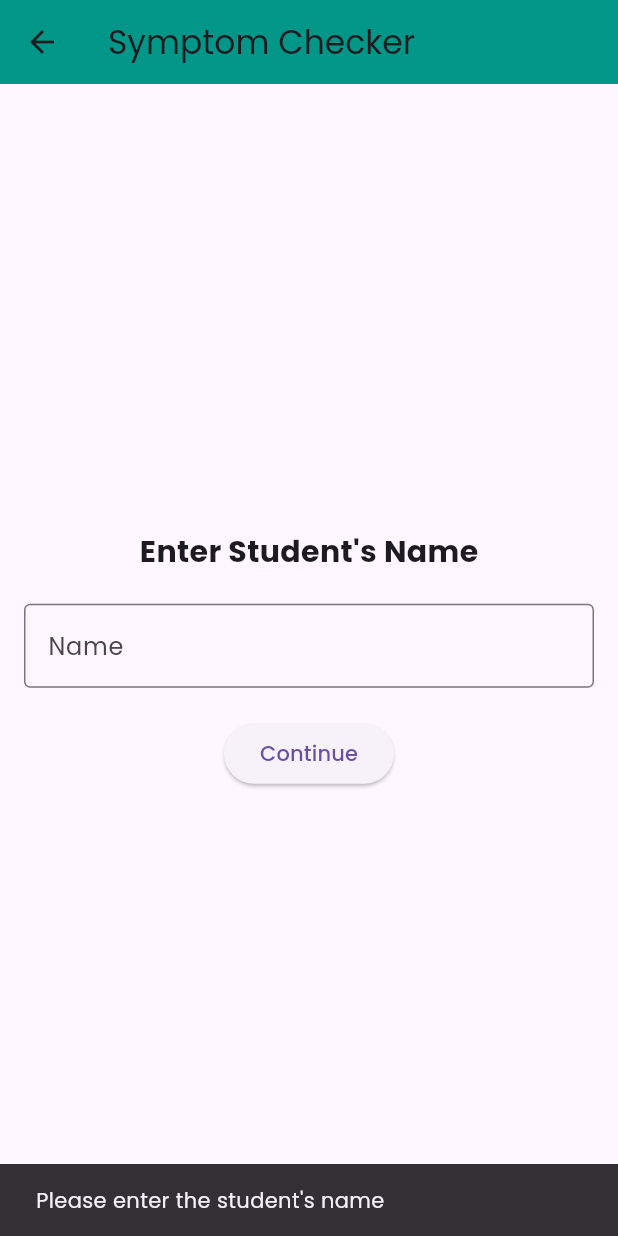
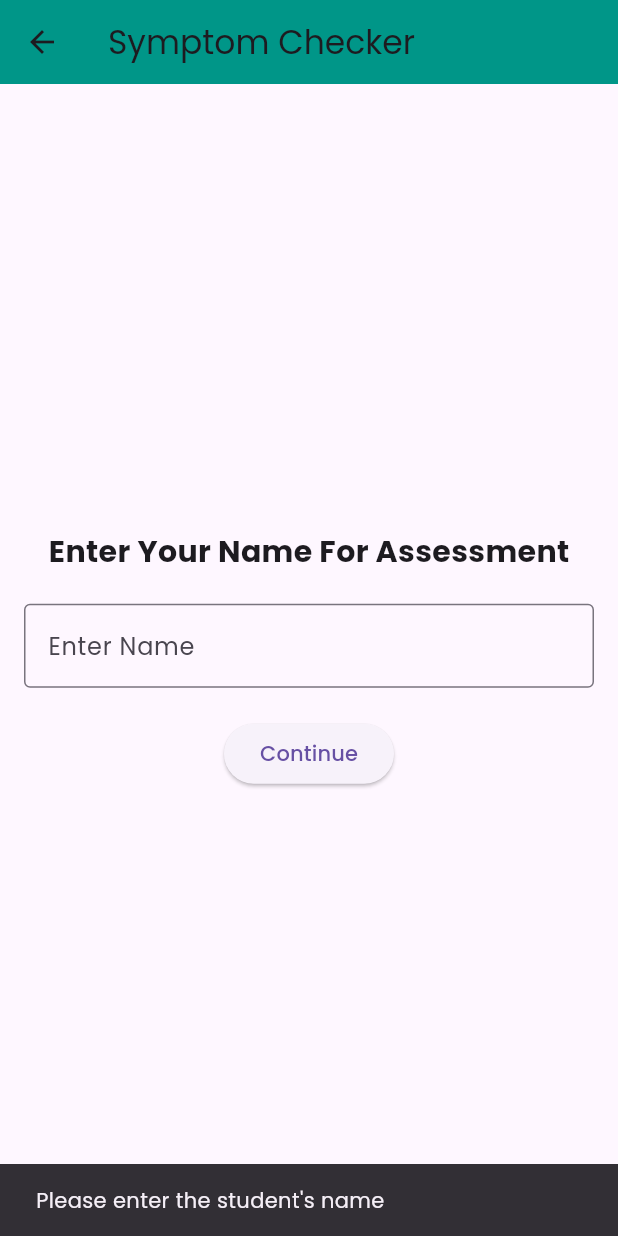
Before and after one commit to AravRaskar/neuro_nest, a Flutter app: the SymptomCheckerPage screen opened directly, after a tap on "Continue", on a phone screen of 412 x 824 dp. Run offline on Flutter 3.47's test engine with Material 3 defaults, Android fonts, the phone set to English and light mode, and no system bars; our stand-ins replace firebase_auth, firebase_core, flutter_tts, google_fonts, shared_preferences; accounts and stored records are empty.

```diff
--- a/lib/symptom_checker.dart
+++ b/lib/symptom_checker.dart
@@ -1,4 +1,5 @@
 import 'package:flutter/material.dart';
+import 'package:shared_preferences/shared_preferences.dart';
 import 'emotion_game.dart';
 import 'memory_maze_game.dart';
 import 'dual_task_game.dart'; // ✅ Import your MCI game
@@ -170,7 +171,7 @@ class _SymptomCheckerPageState extends State<SymptomCheckerPage> {
         mainAxisAlignment: MainAxisAlignment.center,
         children: [
           const Text(
-            "Enter Student's Name",
+            "Enter Your Name For Assessment",
             style: TextStyle(fontSize: 20, fontWeight: FontWeight.bold),
           ),
           const SizedBox(height: 20),
@@ -178,12 +179,12 @@ class _SymptomCheckerPageState extends State<SymptomCheckerPage> {
             controller: _nameController,
             decoration: const InputDecoration(
               border: OutlineInputBorder(),
-              labelText: "Name",
+              labelText: "Enter Name",
             ),
           ),
           const SizedBox(height: 20),
           ElevatedButton(
-            onPressed: () {
+            onPressed: () async {
               if (_nameController.text.trim().isEmpty) {
                 ScaffoldMessenger.of(context).showSnackBar(
                   const SnackBar(
@@ -192,6 +193,15 @@ class _SymptomCheckerPageState extends State<SymptomCheckerPage> {
                 );
                 return;
               }
+
+              // ✅ Save student name to SharedPreferences for ProgressJournal
+              SharedPreferences prefs = await SharedPreferences.getInstance();
+              List<String> students = prefs.getStringList('students') ?? [];
+              if (!students.contains(_nameController.text.trim())) {
+                students.add(_nameController.text.trim());
+                await prefs.setStringList('students', students);
+              }
+
               setState(() {
                 _nameEntered = true;
               });
```
